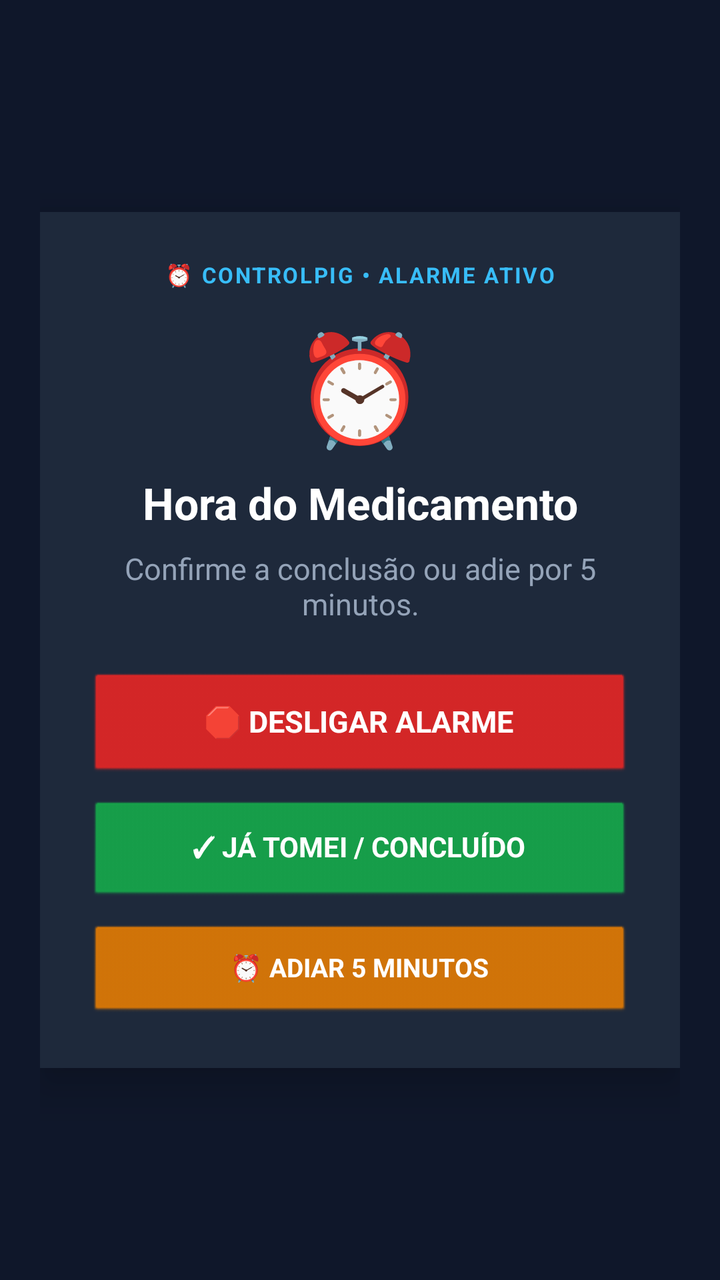
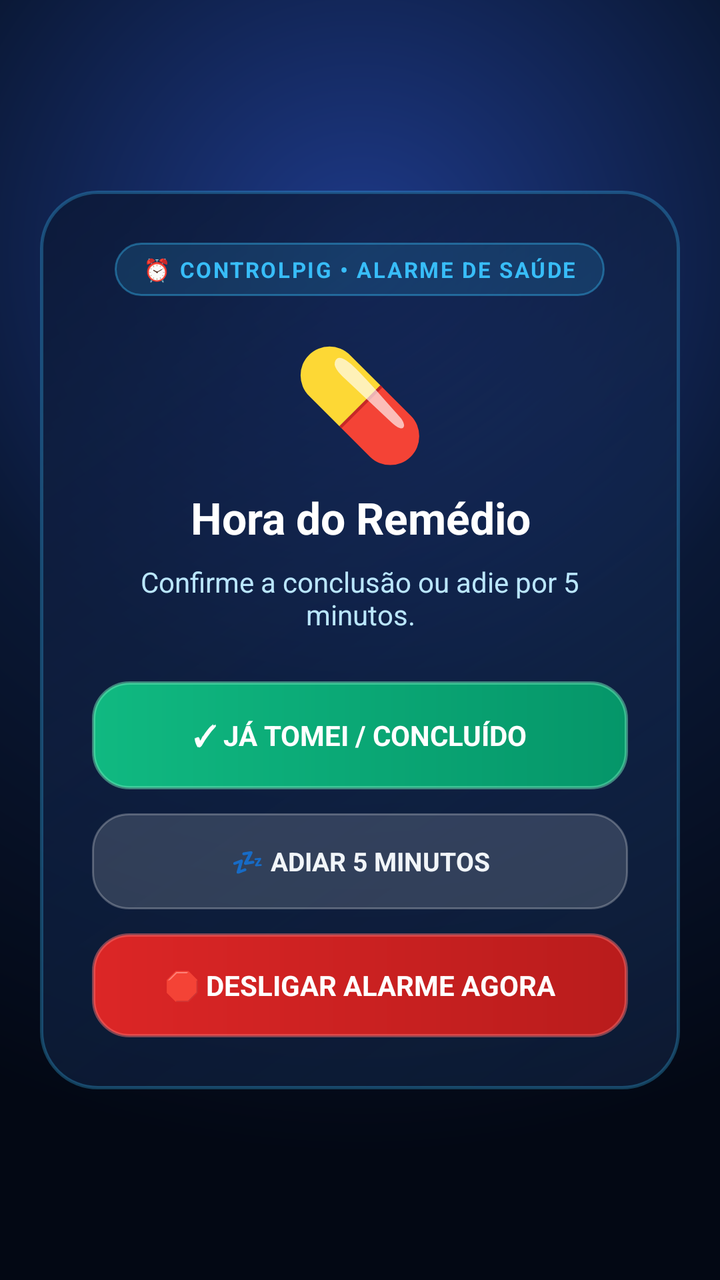

Screens rendered from an Android XML layout before and after an edit, with the pre-edit source and the edit as a unified diff.
<!-- AndroidManifest.xml: activity theme android:Theme.Light.NoTitleBar -->
<!-- res/layout/activity_alarm_alert.xml -->
<?xml version="1.0" encoding="utf-8"?>
<RelativeLayout xmlns:android="http://schemas.android.com/apk/res/android"
    android:layout_width="match_parent"
    android:layout_height="match_parent"
    android:background="#0F172A"
    android:padding="20dp"
    android:gravity="center">

    
    <LinearLayout
        android:layout_width="match_parent"
        android:layout_height="wrap_content"
        android:orientation="vertical"
        android:background="#1E293B"
        android:padding="24dp"
        android:gravity="center_horizontal"
        android:elevation="12dp">

        
        <TextView
            android:id="@+id/tv_alarm_badge"
            android:layout_width="wrap_content"
            android:layout_height="wrap_content"
            android:text="⏰ CONTROLPIG • ALARME ATIVO"
            android:textSize="11sp"
            android:textStyle="bold"
            android:textColor="#38BDF8"
            android:letterSpacing="0.08"
            android:paddingBottom="12dp" />

        
        <TextView
            android:id="@+id/tv_alarm_icon"
            android:layout_width="wrap_content"
            android:layout_height="wrap_content"
            android:text="⏰"
            android:textSize="54sp"
            android:gravity="center"
            android:paddingBottom="8dp" />

        
        <TextView
            android:id="@+id/tv_alarm_title"
            android:layout_width="wrap_content"
            android:layout_height="wrap_content"
            android:text="Hora do Medicamento"
            android:textSize="22sp"
            android:textStyle="bold"
            android:textColor="#FFFFFF"
            android:gravity="center" />

        
        <TextView
            android:id="@+id/tv_alarm_body"
            android:layout_width="wrap_content"
            android:layout_height="wrap_content"
            android:text="Confirme a conclusão ou adie por 5 minutos."
            android:textSize="15sp"
            android:textColor="#94A3B8"
            android:gravity="center"
            android:layout_marginTop="8dp"
            android:layout_marginBottom="24dp" />

        
        <Button
            android:id="@+id/btn_alarm_dismiss"
            android:layout_width="match_parent"
            android:layout_height="54dp"
            android:text="🛑 DESLIGAR ALARME"
            android:textSize="15sp"
            android:textStyle="bold"
            android:textColor="#FFFFFF"
            android:backgroundTint="#DC2626"
            android:layout_marginBottom="10dp" />

        
        <Button
            android:id="@+id/btn_alarm_taken"
            android:layout_width="match_parent"
            android:layout_height="52dp"
            android:text="✓ JÁ TOMEI / CONCLUÍDO"
            android:textSize="14sp"
            android:textStyle="bold"
            android:textColor="#FFFFFF"
            android:backgroundTint="#16A34A"
            android:layout_marginBottom="10dp" />

        
        <Button
            android:id="@+id/btn_alarm_snooze"
            android:layout_width="match_parent"
            android:layout_height="48dp"
            android:text="⏰ ADIAR 5 MINUTOS"
            android:textSize="13sp"
            android:textStyle="bold"
            android:textColor="#FFFFFF"
            android:backgroundTint="#D97706" />

    </LinearLayout>
</RelativeLayout>
<!-- resources referenced by this layout -->
<resources>

</resources>

<!-- the commit's change to res/layout/activity_alarm_alert.xml (unified diff, before → after) -->
@@ -2,7 +2,7 @@
 <RelativeLayout xmlns:android="http://schemas.android.com/apk/res/android"
     android:layout_width="match_parent"
     android:layout_height="match_parent"
-    android:background="#0F172A"
+    android:background="@drawable/bg_alarm_activity_gradient"
     android:padding="20dp"
     android:gravity="center">
 
@@ -11,39 +11,44 @@
         android:layout_width="match_parent"
         android:layout_height="wrap_content"
         android:orientation="vertical"
-        android:background="#1E293B"
-        android:padding="24dp"
+        android:background="@drawable/bg_liquid_glass_card"
+        android:padding="26dp"
         android:gravity="center_horizontal"
-        android:elevation="12dp">
+        android:elevation="16dp">
 
         
         <TextView
             android:id="@+id/tv_alarm_badge"
             android:layout_width="wrap_content"
             android:layout_height="wrap_content"
-            android:text="⏰ CONTROLPIG • ALARME ATIVO"
+            android:background="@drawable/bg_alarm_badge"
+            android:text="⏰ CONTROLPIG • ALARME DE SAÚDE"
             android:textSize="11sp"
             android:textStyle="bold"
             android:textColor="#38BDF8"
             android:letterSpacing="0.08"
-            android:paddingBottom="12dp" />
+            android:paddingStart="14dp"
+            android:paddingEnd="14dp"
+            android:paddingTop="6dp"
+            android:paddingBottom="6dp"
+            android:layout_marginBottom="16dp" />
 
         
         <TextView
             android:id="@+id/tv_alarm_icon"
             android:layout_width="wrap_content"
             android:layout_height="wrap_content"
-            android:text="⏰"
+            android:text="💊"
             android:textSize="54sp"
             android:gravity="center"
-            android:paddingBottom="8dp" />
+            android:layout_marginBottom="8dp" />
 
         
         <TextView
             android:id="@+id/tv_alarm_title"
             android:layout_width="wrap_content"
             android:layout_height="wrap_content"
-            android:text="Hora do Medicamento"
+            android:text="Hora do Remédio"
             android:textSize="22sp"
             android:textStyle="bold"
             android:textColor="#FFFFFF"
@@ -55,46 +60,49 @@
             android:layout_width="wrap_content"
             android:layout_height="wrap_content"
             android:text="Confirme a conclusão ou adie por 5 minutos."
-            android:textSize="15sp"
-            android:textColor="#94A3B8"
+            android:textSize="14sp"
+            android:textColor="#BAE6FD"
             android:gravity="center"
             android:layout_marginTop="8dp"
             android:layout_marginBottom="24dp" />
 
         
         <Button
-            android:id="@+id/btn_alarm_dismiss"
+            android:id="@+id/btn_alarm_taken"
             android:layout_width="match_parent"
             android:layout_height="54dp"
-            android:text="🛑 DESLIGAR ALARME"
-            android:textSize="15sp"
-            android:textStyle="bold"
-            android:textColor="#FFFFFF"
-            android:backgroundTint="#DC2626"
-            android:layout_marginBottom="10dp" />
-
-        
-        <Button
-            android:id="@+id/btn_alarm_taken"
-            android:layout_width="match_parent"
-            android:layout_height="52dp"
             android:text="✓ JÁ TOMEI / CONCLUÍDO"
             android:textSize="14sp"
             android:textStyle="bold"
             android:textColor="#FFFFFF"
-            android:backgroundTint="#16A34A"
-            android:layout_marginBottom="10dp" />
+            android:background="@drawable/bg_btn_taken_liquid"
+            android:stateListAnimator="@null"
+            android:layout_marginBottom="12dp" />
 
         
         <Button
             android:id="@+id/btn_alarm_snooze"
             android:layout_width="match_parent"
             android:layout_height="48dp"
-            android:text="⏰ ADIAR 5 MINUTOS"
+            android:text="💤 ADIAR 5 MINUTOS"
             android:textSize="13sp"
             android:textStyle="bold"
+            android:textColor="#F1F5F9"
+            android:background="@drawable/bg_btn_snooze_liquid"
+            android:stateListAnimator="@null"
+            android:layout_marginBottom="12dp" />
+
+        
+        <Button
+            android:id="@+id/btn_alarm_dismiss"
+            android:layout_width="match_parent"
+            android:layout_height="52dp"
+            android:text="🛑 DESLIGAR ALARME AGORA"
+            android:textSize="14sp"
+            android:textStyle="bold"
             android:textColor="#FFFFFF"
-            android:backgroundTint="#D97706" />
+            android:background="@drawable/bg_btn_dismiss_liquid"
+            android:stateListAnimator="@null" />
 
     </LinearLayout>
 </RelativeLayout>
<!-- resource entries referenced after the edit -->
@@ -1,5 +1,79 @@
 <!-- resources referenced by this layout -->
 <resources>
-
+  <!-- drawable bg_alarm_activity_gradient (drawable) -->
+  <?xml version="1.0" encoding="utf-8"?>
+  <shape xmlns:android="http://schemas.android.com/apk/res/android"
+      android:shape="rectangle">
+      <gradient
+          android:type="radial"
+          android:gradientRadius="450dp"
+          android:centerX="0.5"
+          android:centerY="0.2"
+          android:startColor="#1E3A8A"
+          android:centerColor="#0A1835"
+          android:endColor="#030814" />
+  </shape>
+  <!-- drawable bg_alarm_badge (drawable) -->
+  <?xml version="1.0" encoding="utf-8"?>
+  <shape xmlns:android="http://schemas.android.com/apk/res/android"
+      android:shape="rectangle">
+      <corners android:radius="50dp" />
+      <solid android:color="#2638BDF8" />
+      <stroke
+          android:width="1dp"
+          android:color="#6638BDF8" />
+  </shape>
+  <!-- drawable bg_btn_dismiss_liquid (drawable) -->
+  <?xml version="1.0" encoding="utf-8"?>
+  <shape xmlns:android="http://schemas.android.com/apk/res/android"
+      android:shape="rectangle">
+      <corners android:radius="18dp" />
+      <gradient
+          android:type="linear"
+          android:angle="0"
+          android:startColor="#DC2626"
+          android:endColor="#B91C1C" />
+      <stroke
+          android:width="1.5dp"
+          android:color="#80F87171" />
+  </shape>
+  <!-- drawable bg_btn_snooze_liquid (drawable) -->
+  <?xml version="1.0" encoding="utf-8"?>
+  <shape xmlns:android="http://schemas.android.com/apk/res/android"
+      android:shape="rectangle">
+      <corners android:radius="18dp" />
+      <solid android:color="#26FFFFFF" />
+      <stroke
+          android:width="1dp"
+          android:color="#40FFFFFF" />
+  </shape>
+  <!-- drawable bg_btn_taken_liquid (drawable) -->
+  <?xml version="1.0" encoding="utf-8"?>
+  <shape xmlns:android="http://schemas.android.com/apk/res/android"
+      android:shape="rectangle">
+      <corners android:radius="18dp" />
+      <gradient
+          android:type="linear"
+          android:angle="0"
+          android:startColor="#10B981"
+          android:endColor="#059669" />
+      <stroke
+          android:width="1.5dp"
+          android:color="#806EE7B7" />
+  </shape>
+  <!-- drawable bg_liquid_glass_card (drawable) -->
+  <?xml version="1.0" encoding="utf-8"?>
+  <shape xmlns:android="http://schemas.android.com/apk/res/android"
+      android:shape="rectangle">
+      <corners android:radius="28dp" />
+      <gradient
+          android:type="linear"
+          android:angle="135"
+          android:startColor="#332D5A9E"
+          android:endColor="#E60B1938" />
+      <stroke
+          android:width="1.5dp"
+          android:color="#4D38BDF8" />
+  </shape>
 </resources>
 
